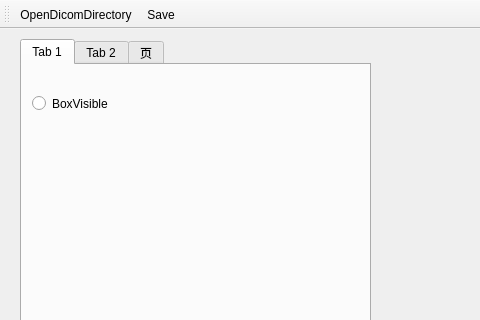
The window that QtVTKRenderWindows.ui (bleachzou3/vascuview) describes before a commit, drawn with Qt 5; both pictures show x 0 to 480 and y 0 to 320 of the 1290 by 793 pixel window.
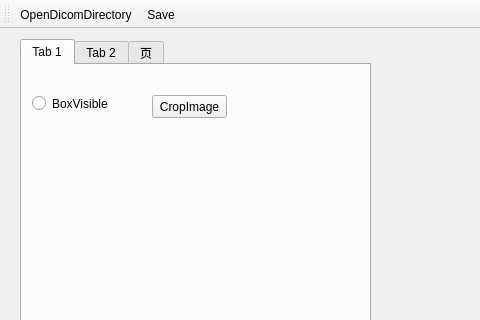
The same window after the commit. Icons and pictures are not drawn. Custom widgets are drawn as their Qt base class.

Commit message: 增加了一个截取图像的按钮，并实现了clickedVtkBoxWidget与croppedImageButton 的显示逻辑

The edit to the form file:
```diff
--- a/QtVTKRenderWindows.ui
+++ b/QtVTKRenderWindows.ui
@@ -96,6 +96,19 @@
        <bool>true</bool>
       </property>
      </widget>
+     <widget class="QPushButton" name="croppedImageButton">
+      <property name="geometry">
+       <rect>
+        <x>130</x>
+        <y>30</y>
+        <width>75</width>
+        <height>23</height>
+       </rect>
+      </property>
+      <property name="text">
+       <string>CropImage</string>
+      </property>
+     </widget>
     </widget>
     <widget class="QWidget" name="tab_2">
      <attribute name="title">
```
Left out of the diff: 19 changed lines with no effect on the pictures. The commit also changes 3 other files.
